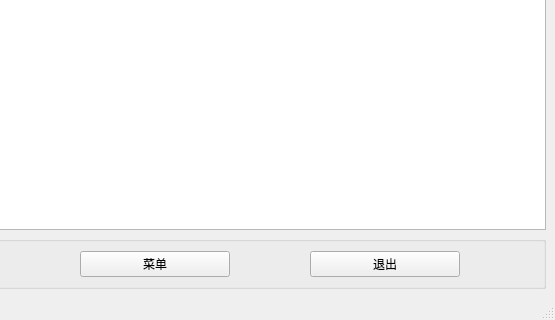
Above: mainwindow.ui from J11111L/data_backup before the change; both pictures show x 245 to 800 and y 280 to 600 of the 800 by 600 pixel window. Below: the same form after it.
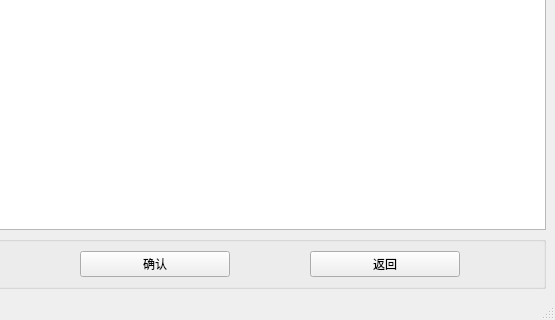
That is the form after the change.

Patch:
```diff
--- a/mainwindow.ui
+++ b/mainwindow.ui
@@ -72,7 +72,7 @@
          </size>
         </property>
         <property name="text">
-         <string>菜单</string>
+         <string>确认</string>
         </property>
        </widget>
       </item>
@@ -98,7 +98,7 @@
          </size>
         </property>
         <property name="text">
-         <string>退出</string>
+         <string>返回</string>
         </property>
        </widget>
       </item>
```
Left out of the diff: 4 changed lines with no effect on the pictures.
